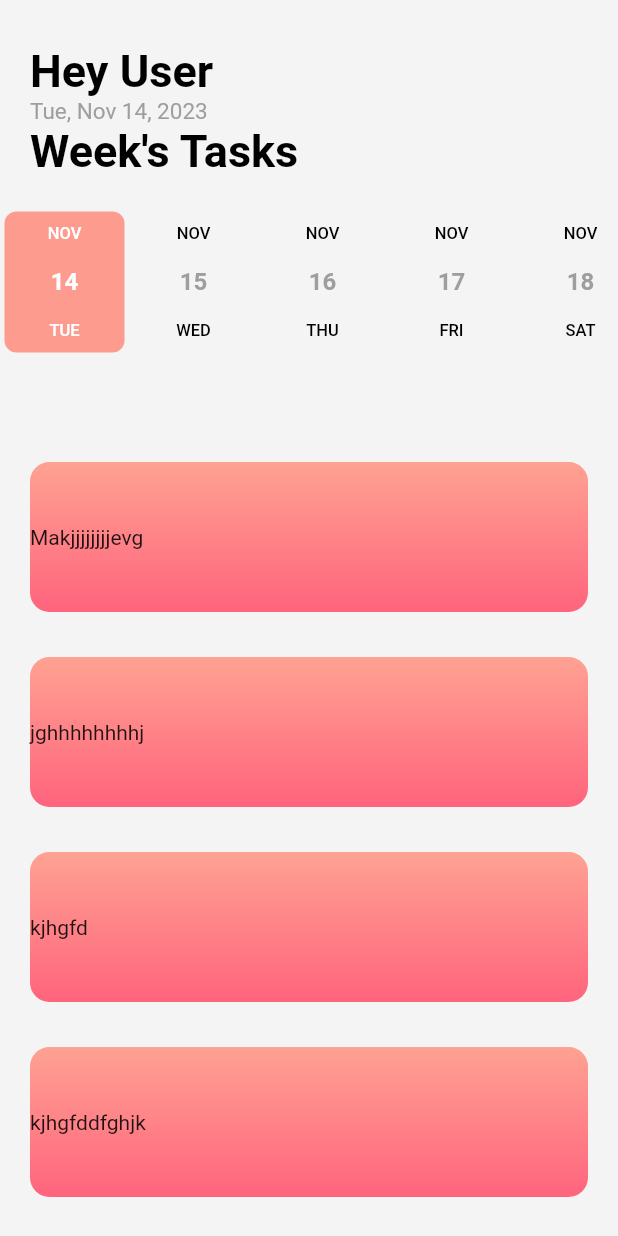
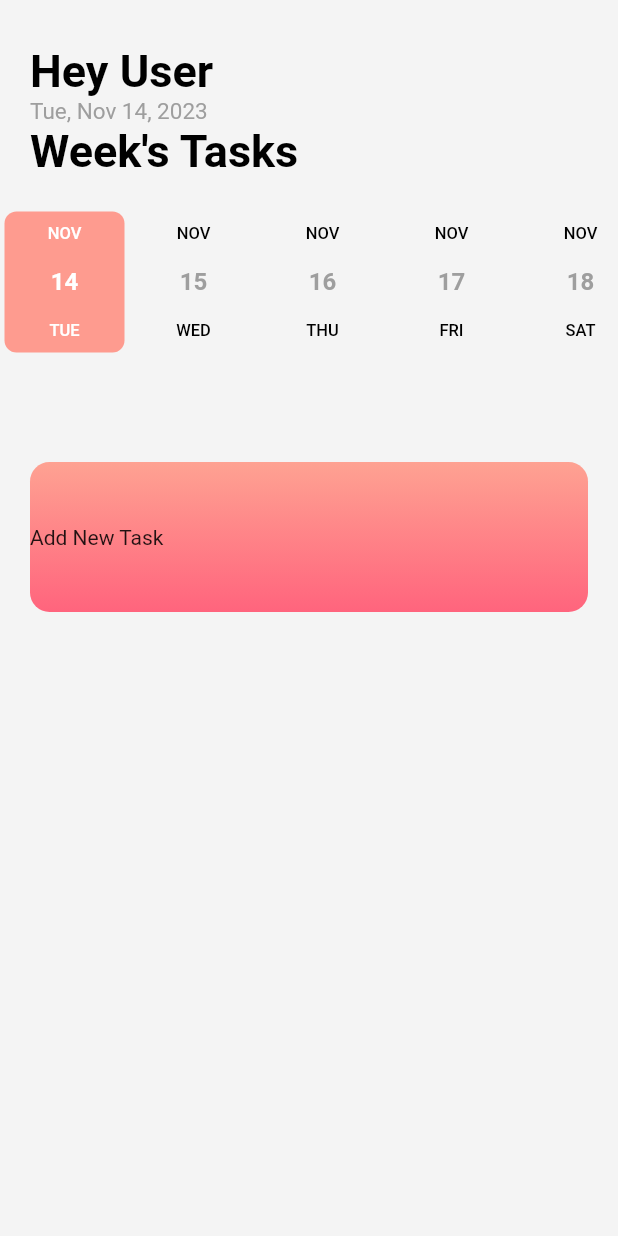
Before and after one commit to Namrata-yadav-08/ToDo_App, a Flutter app: the WeekTask screen opened by its route, on a phone screen of 412 x 824 dp. Run offline on Flutter 3.47's test engine with Material 2 defaults, Android fonts, the phone set to English and light mode, and no system bars; drawn by our look-alikes of date_picker_timeline, flutter_slidable; our stand-ins replace curved_navigation_bar, firebase_auth, firebase_core, font_awesome_flutter, get, google_fonts; accounts and stored records are empty; network calls fail.

Commit message:
Adding a Create New Task Functionality

```diff
--- a/lib/Screens/createtask.dart
+++ b/lib/Screens/createtask.dart
@@ -26,7 +26,7 @@
     // Navigate to the AddTaskScreen and wait for a result
     final result = await Navigator.push(
       context,
-      MaterialPageRoute(builder: (context) => createtask()),
+      MaterialPageRoute(builder: (context) => WeekTask()),
     );
 
     // Check if the result is not null (user added a task)
@@ -212,8 +212,10 @@
                     onPressed: () {
                       validatedata();
                       List data = [taskname.text, description.text];
+                      addTask(taskname.text);
                       // return taskname.text,
                       Navigator.pop(context, taskname.text);
+                      Navigator.pushNamed(context, "main_screen");
                       // addTask(taskname.text);
                       // Navigator.pushNamed(context, 'WeekTask');
                       // WeekTask();
--- a/lib/main.dart
+++ b/lib/main.dart
@@ -1,6 +1,7 @@
 // ignore_for_file: non_constant_identifier_names
 
 import 'package:flutter/material.dart';
+import 'package:get/get_navigation/src/root/get_material_app.dart';
 import 'package:todoapp/Screens/WeekTask.dart';
 
 import 'package:todoapp/Screens/auth_page.dart';
@@ -34,7 +35,7 @@
   Widget build(BuildContext context) {
     return MaterialApp(
       debugShowCheckedModeBanner: false,
-      initialRoute: 'auth_page',
+      initialRoute: 'main_screen',
       routes: {
         'main_screen': (context) => const Main_Screen(),
         'home': (context) => const Home(),
--- a/lib/widgets/todolist.dart
+++ b/lib/widgets/todolist.dart
@@ -1 +1 @@
-List todolist = ["Makjjjjjjjjevg", "jghhhhhhhhj", "kjhgfd", "kjhgfddfghjk"];
+List todolist = ["Add New Task"];
--- a/pubspec.yaml
+++ b/pubspec.yaml
@@ -41,7 +41,7 @@
   curved_navigation_bar: ^1.0.3
   google_fonts: ^6.1.0
   intl: ^0.18.1
-  get:
+  get: ^4.6.6
   date_picker_timeline:
   firebase_core: ^2.22.0
   firebase_auth: ^4.13.0
```
Also changed, not shown: lib/Screens/WeekTask.dart (+10 -5 lines).
